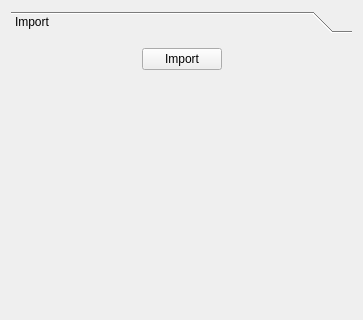
ny-kristof/Sandbox, file UI/SurfSenseVertical.ui: the form before one commit; both pictures show x 0 to 363 and y 0 to 320 of the 363 by 523 pixel window.
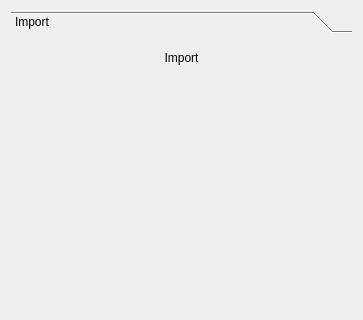
The form after the commit. The open tabs and pages were chosen to show the change.

```diff
--- a/UI/SurfSenseVertical.ui
+++ b/UI/SurfSenseVertical.ui
@@ -19,6 +19,17 @@
   <property name="windowTitle">
    <string>SurfSense</string>
   </property>
+  <property name="styleSheet">
+   <string notr="true">QToolBox::tab:selected {
+    font: bold;
+}
+
+QToolBox &gt; QWidget{
+border-right:  1px solid black;
+border-bottom: 1px solid black;
+border-left:   1px solid black;
+}</string>
+  </property>
   <layout class="QGridLayout" name="gridLayout">
    <item row="1" column="0">
     <layout class="QVBoxLayout" name="ExtraLayout">
@@ -35,10 +46,13 @@
          <rect>
           <x>0</x>
           <y>0</y>
-          <width>110</width>
-          <height>48</height>
+          <width>343</width>
+          <height>353</height>
          </rect>
         </property>
+        <property name="styleSheet">
+         <string notr="true"/>
+        </property>
         <attribute name="label">
          <string>Import</string>
         </attribute>
@@ -61,6 +75,9 @@
            <property name="toolTip">
             <string>Import a file</string>
            </property>
+           <property name="styleSheet">
+            <string notr="true">border: none;</string>
+           </property>
            <property name="text">
             <string>Import</string>
            </property>
```
Left out of the diff: 14 changed lines with no effect on the pictures.
